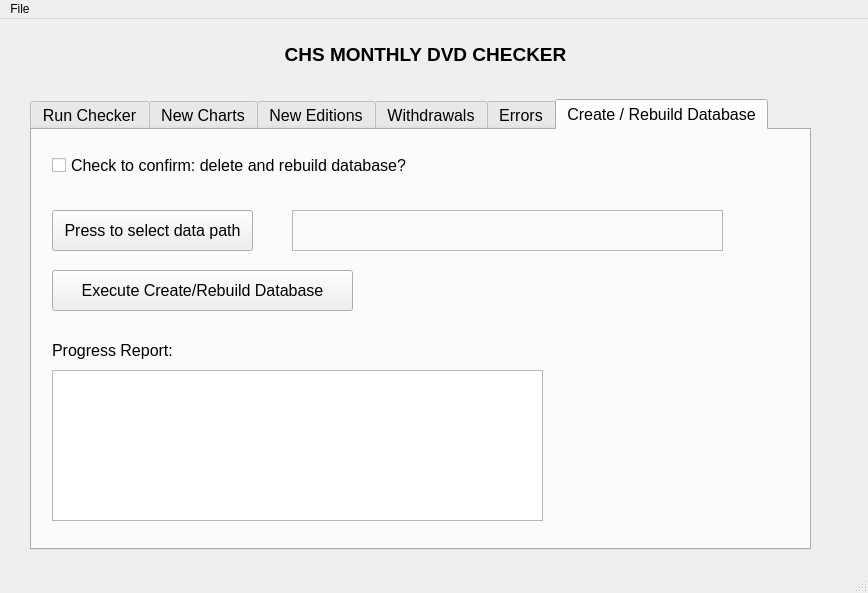
Above: CHS_DVD_Checker.ui from Mabus00/CHS-DVD-Reader before the change. Below: the same form after it.
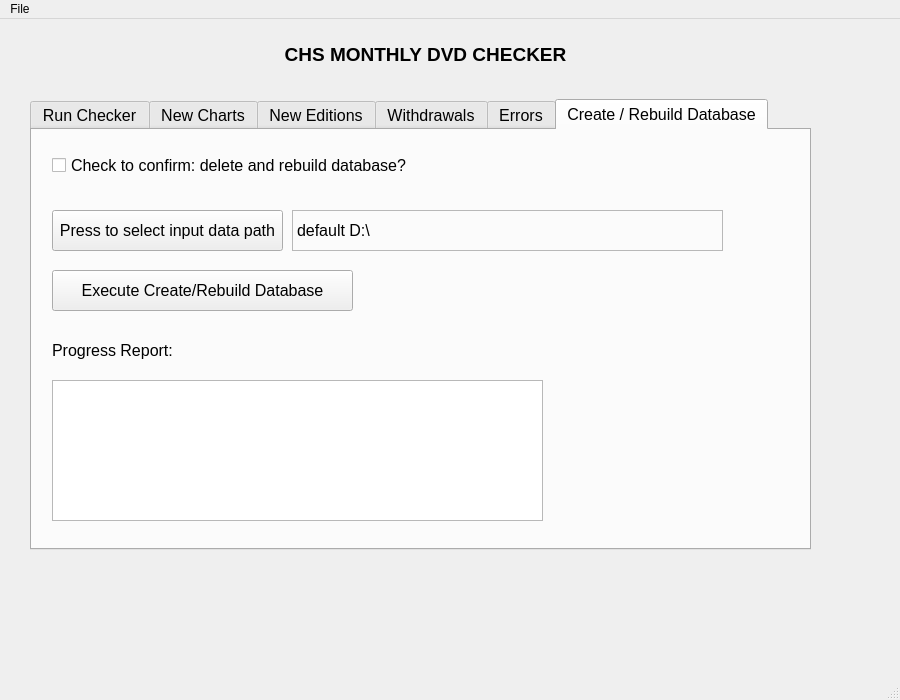
That is the form after the change.

Commit message: create/reload database working correctly

Diff of the .ui file:
```diff
--- a/CHS_DVD_Checker.ui
+++ b/CHS_DVD_Checker.ui
@@ -6,10 +6,16 @@
    <rect>
     <x>0</x>
     <y>0</y>
-    <width>868</width>
-    <height>593</height>
+    <width>900</width>
+    <height>700</height>
    </rect>
   </property>
+  <property name="sizePolicy">
+   <sizepolicy hsizetype="Preferred" vsizetype="Preferred">
+    <horstretch>0</horstretch>
+    <verstretch>0</verstretch>
+   </sizepolicy>
+  </property>
   <property name="windowTitle">
    <string>MainWindow</string>
   </property>
@@ -129,16 +135,6 @@
        <string>Check to confirm: delete and rebuild database?</string>
       </property>
      </widget>
-     <widget class="QTextBrowser" name="rebuild_database_textBrowser">
-      <property name="geometry">
-       <rect>
-        <x>20</x>
-        <y>240</y>
-        <width>491</width>
-        <height>151</height>
-       </rect>
-      </property>
-     </widget>
      <widget class="QLabel" name="label">
       <property name="geometry">
        <rect>
@@ -170,12 +166,12 @@
        <rect>
         <x>20</x>
         <y>80</y>
-        <width>201</width>
+        <width>231</width>
         <height>41</height>
        </rect>
       </property>
       <property name="text">
-       <string>Press to select data path</string>
+       <string>Press to select input data path</string>
       </property>
      </widget>
      <widget class="QLabel" name="data_input_path">
@@ -197,7 +193,17 @@
        <enum>QFrame::StyledPanel</enum>
       </property>
       <property name="text">
-       <string/>
+       <string>default D:\</string>
+      </property>
+     </widget>
+     <widget class="QTextBrowser" name="rebuildDatabaseTextBrowser">
+      <property name="geometry">
+       <rect>
+        <x>20</x>
+        <y>250</y>
+        <width>491</width>
+        <height>141</height>
+       </rect>
       </property>
      </widget>
     </widget>
@@ -208,7 +214,7 @@
     <rect>
      <x>0</x>
      <y>0</y>
-     <width>868</width>
+     <width>900</width>
      <height>21</height>
     </rect>
    </property>
```
The commit also changes 6 other files.
